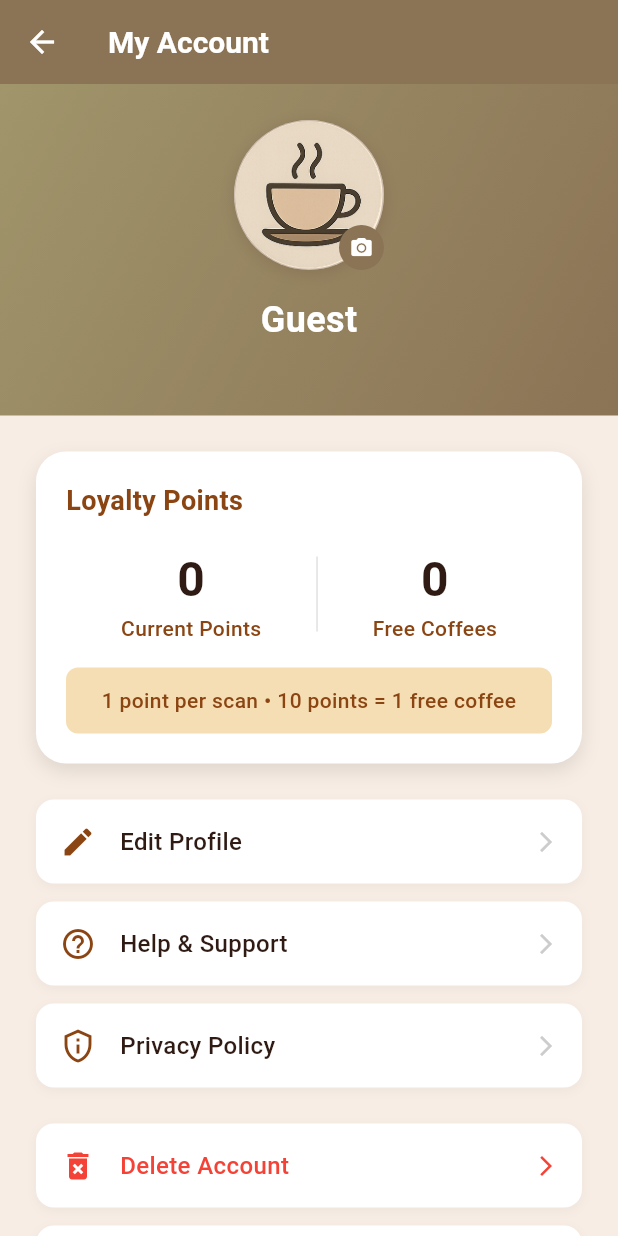
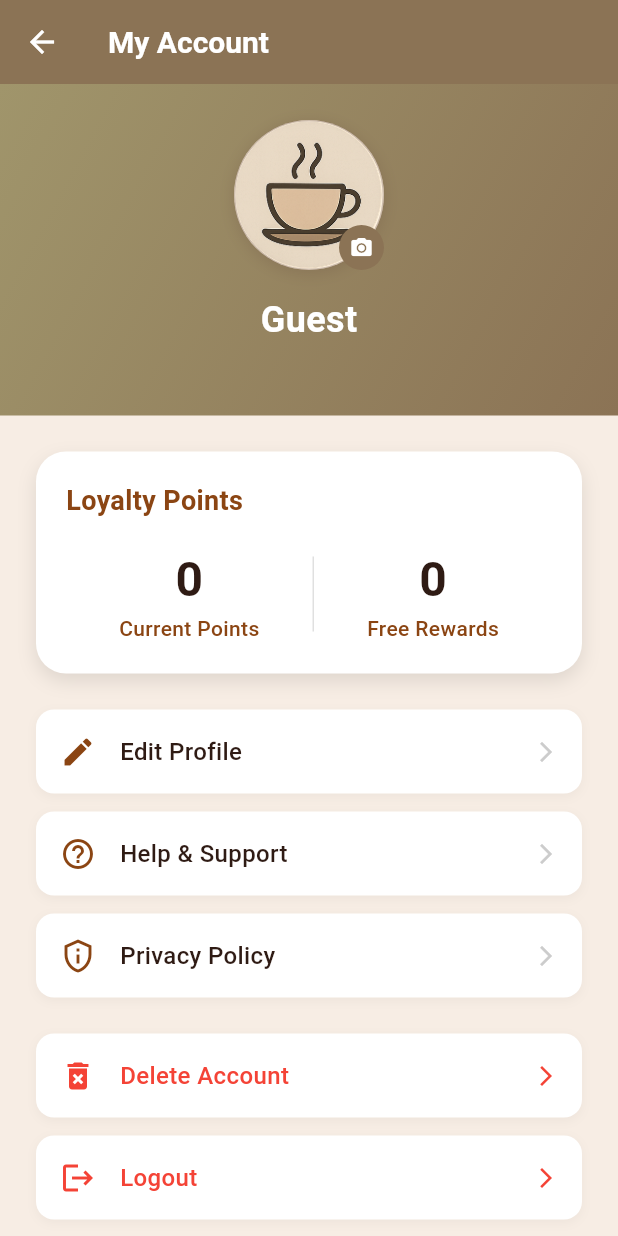
Before and after one commit to noodev8/ginger, a Flutter app: the AccountPage screen opened directly, on a phone screen of 412 x 824 dp. Run offline on Flutter 3.47's test engine with Material 3 defaults, Android fonts, the phone set to English and light mode, and no system bars; our stand-ins replace flutter_secure_storage, qr_flutter; missing offline and left inert: mobile_scanner; accounts and stored records are empty.

Commit message:
Branding and ui

```diff
--- a/ginger_flutter/lib/account_page.dart
+++ b/ginger_flutter/lib/account_page.dart
@@ -1,6 +1,5 @@
 import 'package:flutter/material.dart';
 import 'package:provider/provider.dart';
-import 'dart:io';
 import 'package:url_launcher/url_launcher.dart';
 import 'models/user.dart';
 import 'providers/auth_provider.dart';
@@ -246,7 +245,7 @@ class _AccountPageState extends State<AccountPage> with WidgetsBindingObserver {
                     final currentPoints = loyaltyPoints?.currentPoints ?? 0;
                     final firstReward = rewardProvider.firstReward;
                     final pointsNeeded = firstReward?.pointsRequired ?? 10; // Fallback to 10 if no rewards loaded
-                    final freeCoffees = currentPoints ~/ pointsNeeded; // Integer division - how many free coffees earned
+                    final freeRewards = currentPoints ~/ pointsNeeded; // Integer division - how many free rewards earned
 
                     return Container(
                       width: double.infinity,
@@ -363,15 +362,15 @@ class _AccountPageState extends State<AccountPage> with WidgetsBindingObserver {
                                   Column(
                                     children: [
                                       Text(
-                                        '$freeCoffees',
+                                        '$freeRewards',
                                         style: const TextStyle(
                                           color: Color(0xFF2F1B14),
                                           fontSize: 32,
                                           fontWeight: FontWeight.bold,
                                         ),
                                       ),
-                                      const Text(
-                                        'Free Coffees',
+                                      Text(
+                                        'Free Rewards',
                                         style: TextStyle(
                                           color: Color(0xFF8B4513),
                                           fontSize: 14,
@@ -382,24 +381,7 @@ class _AccountPageState extends State<AccountPage> with WidgetsBindingObserver {
                                   ),
                                 ],
                               ),
-                            const SizedBox(height: 16),
-                            Container(
-                              width: double.infinity,
-                              padding: const EdgeInsets.all(12),
-                              decoration: BoxDecoration(
-                                color: const Color(0xFFF5DEB3),
-                                borderRadius: BorderRadius.circular(8),
-                              ),
-                              child: const Text(
-                                '1 point per scan • 10 points = 1 free coffee',
-                                textAlign: TextAlign.center,
-                                style: TextStyle(
-                                  color: Color(0xFF8B4513),
-                                  fontSize: 14,
-                                  fontWeight: FontWeight.w500,
-                                ),
-                              ),
-                            ),
+
                           ],
                         ),
                       ),
--- a/ginger_flutter/lib/config/api_config.dart
+++ b/ginger_flutter/lib/config/api_config.dart
@@ -1,9 +1,7 @@
 class ApiConfig {
 
 
- //static const String baseUrl = 'http://10.0.2.2:3001'; // Android emulator
-//static const String baseUrl = 'http://localhost:3001'; // iOS simulator / web
-//static const String baseUrl = 'http://127.0.0.1:3001'; // Alternative localhost
+
  static const String baseUrl = 'http://192.168.0.15:3001'; // welshpool - updated to port 3001
  //static const String baseUrl = 'http://192.168.1.187:3001'; // work - updated to port 3001
 //static const String baseUrl = 'http://192.168.1.173:3001'; // shrewsbury - updated to port 3001
```
Also changed, not shown: ginger_flutter/lib/login_page.dart (+3 -4 lines), ginger_flutter/lib/main.dart (+6 -13 lines), ginger_flutter/lib/rewards_page.dart (+24 -85 lines), ginger_flutter/pubspec.yaml (+7 -6 lines), ginger_flutter/assets/icon.png, ginger_flutter/assets/logotext.png, ginger_flutter/assets/splash.png (added), 77 other files.
